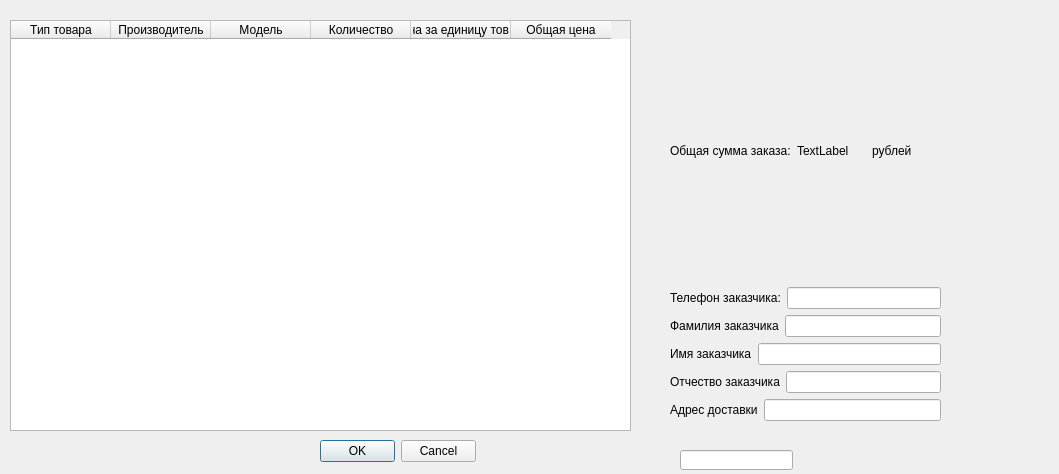
Before: the Qt Designer form basket.ui in Kagava/VizualCourse, drawn with Qt 5.
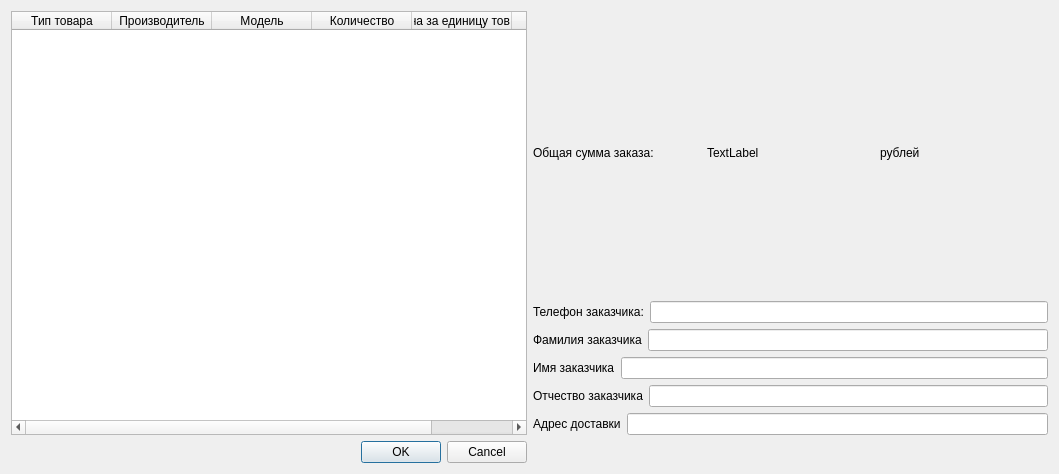
After: the same form once the commit is applied.

```diff
--- a/basket.ui
+++ b/basket.ui
@@ -13,15 +13,9 @@
   <property name="windowTitle">
    <string>Dialog</string>
   </property>
+  <layout class="QGridLayout" name="gridLayout">
+   <item row="0" column="0">
   <widget class="QTableWidget" name="tableWidgetBasket">
-   <property name="geometry">
-    <rect>
-     <x>10</x>
-     <y>20</y>
-     <width>621</width>
-     <height>411</height>
-    </rect>
-   </property>
    <column>
     <property name="text">
      <string>Тип товара</string>
@@ -53,15 +47,8 @@
     </property>
    </column>
   </widget>
-  <widget class="QWidget" name="verticalLayoutWidget">
-   <property name="geometry">
-    <rect>
-     <x>670</x>
-     <y>20</y>
-     <width>271</width>
-     <height>401</height>
-    </rect>
-   </property>
+   </item>
+   <item row="0" column="1">
    <layout class="QVBoxLayout" name="verticalLayout">
     <item>
      <layout class="QHBoxLayout" name="horizontalLayout">
@@ -159,30 +146,15 @@
      </layout>
     </item>
    </layout>
-  </widget>
+   </item>
+   <item row="1" column="0">
   <widget class="QDialogButtonBox" name="buttonBox">
-   <property name="geometry">
-    <rect>
-     <x>320</x>
-     <y>440</y>
-     <width>156</width>
-     <height>23</height>
-    </rect>
-   </property>
    <property name="standardButtons">
     <set>QDialogButtonBox::Cancel|QDialogButtonBox::Ok</set>
    </property>
   </widget>
-  <widget class="QLineEdit" name="statusBar">
-   <property name="geometry">
-    <rect>
-     <x>680</x>
-     <y>450</y>
-     <width>113</width>
-     <height>20</height>
-    </rect>
-   </property>
-  </widget>
+   </item>
+  </layout>
  </widget>
  <resources/>
  <connections/>
```
Left out of the diff: 2 changed lines with no effect on the pictures. Lines whose indentation alone changed are shown as unchanged.
